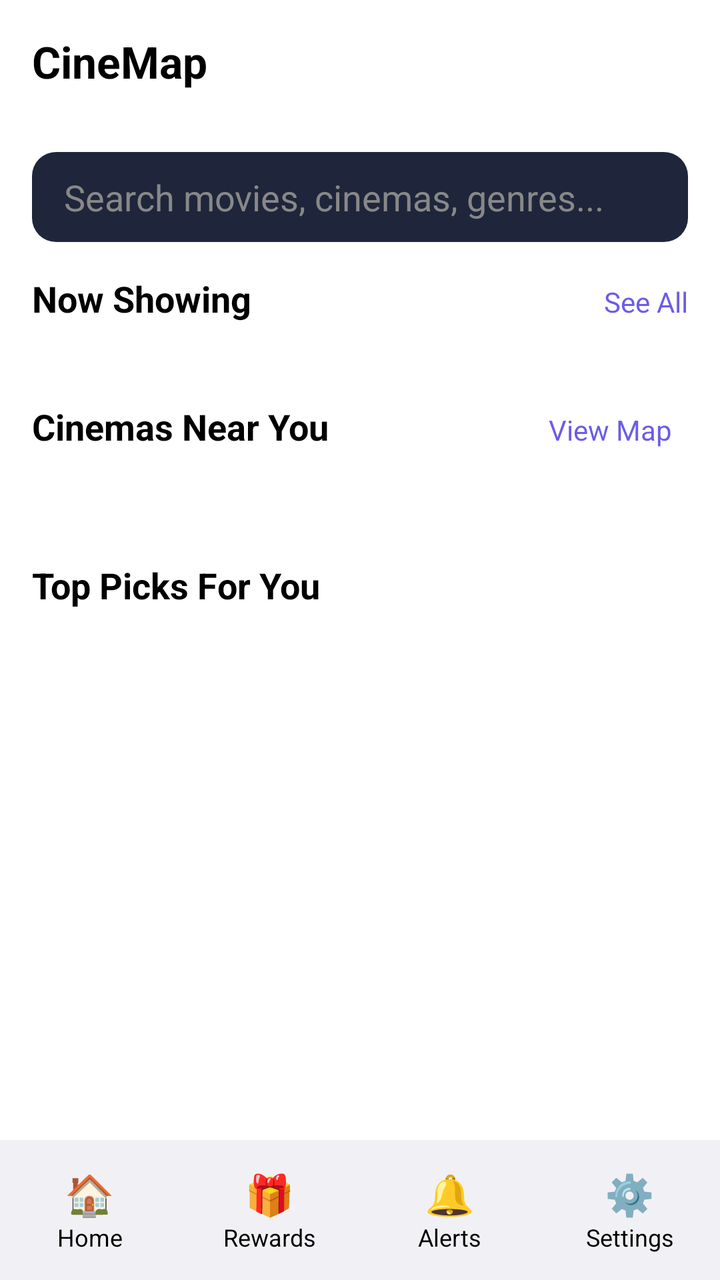
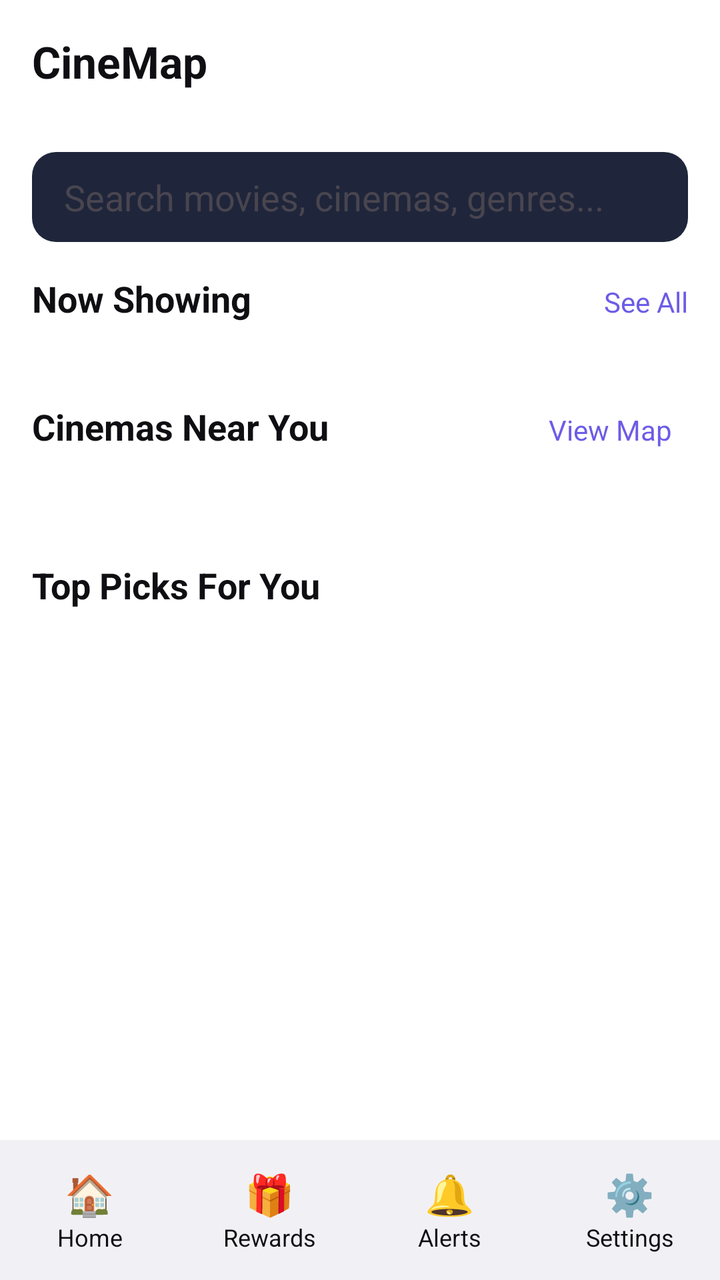

The first picture is an Android layout as it rendered before a commit; the second is the same layout after the commit. The layout source and the unified diff follow.
<!-- AndroidManifest.xml: application theme Theme.CineMap -->
<!-- res/layout/activity_main.xml -->
<?xml version="1.0" encoding="utf-8"?>
<androidx.constraintlayout.widget.ConstraintLayout xmlns:android="http://schemas.android.com/apk/res/android"
    xmlns:app="http://schemas.android.com/apk/res-auto"
    android:layout_width="match_parent"
    android:layout_height="match_parent"
    android:background="?attr/colorOnBackground">

    <ScrollView
        android:layout_width="0dp"
        android:layout_height="0dp"
        app:layout_constraintTop_toTopOf="parent"
        app:layout_constraintBottom_toTopOf="@id/bottomNavContainer"
        app:layout_constraintStart_toStartOf="parent"
        app:layout_constraintEnd_toEndOf="parent">

        <LinearLayout
            android:layout_width="match_parent"
            android:layout_height="wrap_content"
            android:orientation="vertical">

            
            <LinearLayout
                android:layout_width="match_parent"
                android:layout_height="60dp"
                android:orientation="horizontal"
                android:gravity="center_vertical"
                android:padding="16dp">
                <TextView
                    android:layout_width="0dp"
                    android:layout_weight="1"
                    android:layout_height="wrap_content"
                    android:text="CineMap"
                    android:textColor="?attr/colorText"
                    android:textSize="22sp"
                    android:textStyle="bold"/>
            </LinearLayout>

            
            <EditText
                android:id="@+id/searchBar"
                android:layout_width="match_parent"
                android:layout_height="45dp"
                android:layout_margin="16dp"
                android:background="@drawable/bg_input_rounded"
                android:hint="Search movies, cinemas, genres..."
                android:paddingStart="16dp"
                android:textColorHint="#888"
                android:textColor="?attr/colorText"/>

            
            <LinearLayout
                android:layout_width="match_parent"
                android:layout_height="wrap_content"
                android:orientation="horizontal"
                android:paddingHorizontal="16dp">
                <TextView android:layout_width="0dp" android:layout_weight="1" android:layout_height="wrap_content" android:text="Now Showing" android:textColor="?attr/colorText" android:textSize="18sp" android:textStyle="bold"/>
                <TextView android:layout_width="wrap_content" android:layout_height="wrap_content" android:text="See All" android:textColor="#6C5CE7"/>
            </LinearLayout>

            <HorizontalScrollView
                android:layout_width="match_parent"
                android:layout_height="wrap_content"
                android:layout_marginTop="12dp">
                <LinearLayout
                    android:id="@+id/nowShowingRow"
                    android:layout_width="wrap_content"
                    android:layout_height="wrap_content"
                    android:orientation="horizontal"
                    android:paddingStart="16dp"/>
            </HorizontalScrollView>

            
            <LinearLayout
                android:layout_width="match_parent"
                android:layout_height="wrap_content"
                android:orientation="horizontal"
                android:layout_marginTop="24dp"
                android:paddingHorizontal="16dp">

                <TextView
                    android:layout_width="0dp"
                    android:layout_weight="1"
                    android:layout_height="wrap_content"
                    android:text="Cinemas Near You"
                    android:textColor="?attr/colorText"
                    android:textSize="18sp"
                    android:textStyle="bold"/>

                <TextView
                    android:id="@+id/btnViewMap"
                    android:layout_width="wrap_content"
                    android:layout_height="wrap_content"
                    android:text="View Map"
                    android:textColor="#6C5CE7"
                    android:clickable="true"
                    android:focusable="true"
                    android:padding="8dp"/>

            </LinearLayout>

            <LinearLayout
                android:id="@+id/cinemasList"
                android:layout_width="match_parent"
                android:layout_height="wrap_content"
                android:orientation="vertical"
                android:padding="16dp"/>

            
            <TextView
                android:layout_width="match_parent"
                android:layout_height="wrap_content"
                android:text="Top Picks For You"
                android:textColor="?attr/colorText"
                android:textSize="18sp"
                android:textStyle="bold"
                android:paddingHorizontal="16dp"
                android:layout_marginTop="16dp"/>

            <HorizontalScrollView
                android:layout_width="match_parent"
                android:layout_height="wrap_content"
                android:layout_marginTop="12dp"
                android:layout_marginBottom="24dp">
                <LinearLayout
                    android:id="@+id/topPicksRow"
                    android:layout_width="wrap_content"
                    android:layout_height="wrap_content"
                    android:orientation="horizontal"
                    android:paddingStart="16dp"/>
            </HorizontalScrollView>
        </LinearLayout>
    </ScrollView>

    <FrameLayout
        android:id="@+id/bottomNavContainer"
        android:layout_width="match_parent"
        android:layout_height="wrap_content"
        app:layout_constraintBottom_toBottomOf="parent">
        <include layout="@layout/layout_bottom_nav"/>
    </FrameLayout>

</androidx.constraintlayout.widget.ConstraintLayout>
<!-- res/layout/layout_bottom_nav.xml (included above) -->
<?xml version="1.0" encoding="utf-8"?>
<LinearLayout xmlns:android="http://schemas.android.com/apk/res/android"
    android:layout_width="match_parent"
    android:layout_height="70dp"
    android:orientation="horizontal"
    android:background="?attr/colorCard"
    android:gravity="center">

    <LinearLayout
        android:id="@+id/navHome"
        android:layout_width="0dp"
        android:layout_weight="1"
        android:layout_height="match_parent"
        android:orientation="vertical"
        android:gravity="center"
        android:clickable="true"
        android:focusable="true">

        <TextView
            android:layout_width="wrap_content"
            android:layout_height="wrap_content"
            android:text="🏠" android:textSize="20sp"/>

        <TextView
            android:layout_width="wrap_content"
            android:layout_height="wrap_content"
            android:text="Home"
            android:textColor="?attr/colorText"
            android:textSize="12sp"/>

    </LinearLayout>

    <LinearLayout
        android:id="@+id/navRewards"
        android:layout_width="0dp"
        android:layout_weight="1"
        android:layout_height="match_parent"
        android:orientation="vertical"
        android:gravity="center"
        android:clickable="true"
        android:focusable="true">

        <TextView
            android:layout_width="wrap_content"
            android:layout_height="wrap_content"
            android:text="🎁" android:textSize="20sp"/>

        <TextView
            android:layout_width="wrap_content"
            android:layout_height="wrap_content"
            android:text="Rewards"
            android:textColor="?attr/colorText"
            android:textSize="12sp"/>

    </LinearLayout>

    <LinearLayout
        android:id="@+id/navNotifications"
        android:layout_width="0dp"
        android:layout_weight="1"
        android:layout_height="match_parent"
        android:orientation="vertical"
        android:gravity="center"
        android:clickable="true"
        android:focusable="true">

        <TextView
            android:layout_width="wrap_content"
            android:layout_height="wrap_content"
            android:text="🔔"
            android:textSize="20sp"/>

        <TextView
            android:layout_width="wrap_content"
            android:layout_height="wrap_content"
            android:text="Alerts"
            android:textColor="?attr/colorText"
            android:textSize="12sp"/>

    </LinearLayout>

    <LinearLayout
        android:id="@+id/navSettings"
        android:layout_width="0dp"
        android:layout_weight="1"
        android:layout_height="match_parent"
        android:orientation="vertical"
        android:gravity="center"
        android:clickable="true"
        android:focusable="true">

        <TextView
            android:layout_width="wrap_content"
            android:layout_height="wrap_content"
            android:text="⚙️" android:textSize="20sp"/>

        <TextView
            android:layout_width="wrap_content"
            android:layout_height="wrap_content"
            android:text="Settings"
            android:textColor="?attr/colorText"
            android:textSize="12sp"/>

    </LinearLayout>
</LinearLayout>
<!-- resources referenced by this layout -->
<resources>
  <!-- drawable bg_input_rounded (drawable) -->
  <?xml version="1.0" encoding="utf-8"?>
  <shape xmlns:android="http://schemas.android.com/apk/res/android">
      <solid android:color="#1F263B"/>
      <corners android:radius="12dp"/>
  </shape>
  <style name="Theme.CineMap" parent="Theme.Material3.DayNight.NoActionBar">
          <item name="colorBackground">@color/background_light</item>
          <item name="colorOnBackground">@color/background_light</item>
          <item name="colorCard">@color/card_light</item>
          <item name="colorText">@color/text_light</item>
          <item name="android:windowBackground">@color/background_light</item>
      </style>
  <color name="background_light">#FFFFFF</color>
  <color name="card_light">#F1F1F5</color>
  <color name="text_light">#000000</color>
</resources>

<!-- the commit's change to res/layout/activity_main.xml (unified diff, before → after) -->
@@ -3,7 +3,7 @@
     xmlns:app="http://schemas.android.com/apk/res-auto"
     android:layout_width="match_parent"
     android:layout_height="match_parent"
-    android:background="?attr/colorOnBackground">
+    android:background="?attr/colorBackground">
 
     <ScrollView
         android:layout_width="0dp"
@@ -18,7 +18,6 @@
             android:layout_height="wrap_content"
             android:orientation="vertical">
 
-            
             <LinearLayout
                 android:layout_width="match_parent"
                 android:layout_height="60dp"
@@ -30,12 +29,11 @@
                     android:layout_weight="1"
                     android:layout_height="wrap_content"
                     android:text="CineMap"
-                    android:textColor="?attr/colorText"
+                    android:textColor="?attr/colorOnBackground"
                     android:textSize="22sp"
                     android:textStyle="bold"/>
             </LinearLayout>
 
-            
             <EditText
                 android:id="@+id/searchBar"
                 android:layout_width="match_parent"
@@ -44,17 +42,27 @@
                 android:background="@drawable/bg_input_rounded"
                 android:hint="Search movies, cinemas, genres..."
                 android:paddingStart="16dp"
-                android:textColorHint="#888"
-                android:textColor="?attr/colorText"/>
+                android:textColor="?attr/colorOnBackground"
+                android:textColorHint="?attr/colorOnSurfaceVariant"/>
 
-            
             <LinearLayout
                 android:layout_width="match_parent"
                 android:layout_height="wrap_content"
                 android:orientation="horizontal"
                 android:paddingHorizontal="16dp">
-                <TextView android:layout_width="0dp" android:layout_weight="1" android:layout_height="wrap_content" android:text="Now Showing" android:textColor="?attr/colorText" android:textSize="18sp" android:textStyle="bold"/>
-                <TextView android:layout_width="wrap_content" android:layout_height="wrap_content" android:text="See All" android:textColor="#6C5CE7"/>
+                <TextView
+                    android:layout_width="0dp"
+                    android:layout_weight="1"
+                    android:layout_height="wrap_content"
+                    android:text="Now Showing"
+                    android:textColor="?attr/colorOnBackground"
+                    android:textSize="18sp"
+                    android:textStyle="bold"/>
+                <TextView
+                    android:layout_width="wrap_content"
+                    android:layout_height="wrap_content"
+                    android:text="See All"
+                    android:textColor="#6C5CE7"/>
             </LinearLayout>
 
             <HorizontalScrollView
@@ -69,33 +77,27 @@
                     android:paddingStart="16dp"/>
             </HorizontalScrollView>
 
-            
             <LinearLayout
                 android:layout_width="match_parent"
                 android:layout_height="wrap_content"
                 android:orientation="horizontal"
                 android:layout_marginTop="24dp"
                 android:paddingHorizontal="16dp">
-
                 <TextView
                     android:layout_width="0dp"
                     android:layout_weight="1"
                     android:layout_height="wrap_content"
                     android:text="Cinemas Near You"
-                    android:textColor="?attr/colorText"
+                    android:textColor="?attr/colorOnBackground"
                     android:textSize="18sp"
                     android:textStyle="bold"/>
-
                 <TextView
                     android:id="@+id/btnViewMap"
                     android:layout_width="wrap_content"
                     android:layout_height="wrap_content"
                     android:text="View Map"
                     android:textColor="#6C5CE7"
-                    android:clickable="true"
-                    android:focusable="true"
                     android:padding="8dp"/>
-
             </LinearLayout>
 
             <LinearLayout
@@ -105,12 +107,11 @@
                 android:orientation="vertical"
                 android:padding="16dp"/>
 
-            
             <TextView
                 android:layout_width="match_parent"
                 android:layout_height="wrap_content"
                 android:text="Top Picks For You"
-                android:textColor="?attr/colorText"
+                android:textColor="?attr/colorOnBackground"
                 android:textSize="18sp"
                 android:textStyle="bold"
                 android:paddingHorizontal="16dp"
@@ -138,7 +139,6 @@
         app:layout_constraintBottom_toBottomOf="parent">
         <include layout="@layout/layout_bottom_nav"/>
     </FrameLayout>
-
 </androidx.constraintlayout.widget.ConstraintLayout>
 <!-- res/layout/layout_bottom_nav.xml (included above) -->
 <?xml version="1.0" encoding="utf-8"?>
@@ -147,102 +147,23 @@
     android:layout_height="70dp"
     android:orientation="horizontal"
     android:background="?attr/colorCard"
-    android:gravity="center">
+    android:gravity="center"
+    android:elevation="8dp">
 
-    <LinearLayout
-        android:id="@+id/navHome"
-        android:layout_width="0dp"
-        android:layout_weight="1"
-        android:layout_height="match_parent"
-        android:orientation="vertical"
-        android:gravity="center"
-        android:clickable="true"
-        android:focusable="true">
-
-        <TextView
-            android:layout_width="wrap_content"
-            android:layout_height="wrap_content"
-            android:text="🏠" android:textSize="20sp"/>
-
-        <TextView
-            android:layout_width="wrap_content"
-            android:layout_height="wrap_content"
-            android:text="Home"
-            android:textColor="?attr/colorText"
-            android:textSize="12sp"/>
-
+    <LinearLayout android:id="@+id/navHome" android:layout_width="0dp" android:layout_weight="1" android:layout_height="match_parent" android:orientation="vertical" android:gravity="center" android:clickable="true" android:focusable="true">
+        <TextView android:layout_width="wrap_content" android:layout_height="wrap_content" android:text="🏠" android:textSize="20sp"/>
+        <TextView android:layout_width="wrap_content" android:layout_height="wrap_content" android:text="Home" android:textColor="?attr/colorText" android:textSize="12sp"/>
     </LinearLayout>
-
-    <LinearLayout
-        android:id="@+id/navRewards"
-        android:layout_width="0dp"
-        android:layout_weight="1"
-        android:layout_height="match_parent"
-        android:orientation="vertical"
-        android:gravity="center"
-        android:clickable="true"
-        android:focusable="true">
-
-        <TextView
-            android:layout_width="wrap_content"
-            android:layout_height="wrap_content"
-            android:text="🎁" android:textSize="20sp"/>
-
-        <TextView
-            android:layout_width="wrap_content"
-            android:layout_height="wrap_content"
-            android:text="Rewards"
-            android:textColor="?attr/colorText"
-            android:textSize="12sp"/>
-
+    <LinearLayout android:id="@+id/navRewards" android:layout_width="0dp" android:layout_weight="1" android:layout_height="match_parent" android:orientation="vertical" android:gravity="center">
+        <TextView android:layout_width="wrap_content" android:layout_height="wrap_content" android:text="🎁" android:textSize="20sp"/>
+        <TextView android:layout_width="wrap_content" android:layout_height="wrap_content" android:text="Rewards" android:textColor="?attr/colorText" android:textSize="12sp"/>
     </LinearLayout>
-
-    <LinearLayout
-        android:id="@+id/navNotifications"
-        android:layout_width="0dp"
-        android:layout_weight="1"
-        android:layout_height="match_parent"
-        android:orientation="vertical"
-        android:gravity="center"
-        android:clickable="true"
-        android:focusable="true">
-
-        <TextView
-            android:layout_width="wrap_content"
-            android:layout_height="wrap_content"
-            android:text="🔔"
-            android:textSize="20sp"/>
-
-        <TextView
-            android:layout_width="wrap_content"
-            android:layout_height="wrap_content"
-            android:text="Alerts"
-            android:textColor="?attr/colorText"
-            android:textSize="12sp"/>
-
+    <LinearLayout android:id="@+id/navNotifications" android:layout_width="0dp" android:layout_weight="1" android:layout_height="match_parent" android:orientation="vertical" android:gravity="center">
+        <TextView android:layout_width="wrap_content" android:layout_height="wrap_content" android:text="🔔" android:textSize="20sp"/>
+        <TextView android:layout_width="wrap_content" android:layout_height="wrap_content" android:text="Alerts" android:textColor="?attr/colorText" android:textSize="12sp"/>
     </LinearLayout>
-
-    <LinearLayout
-        android:id="@+id/navSettings"
-        android:layout_width="0dp"
-        android:layout_weight="1"
-        android:layout_height="match_parent"
-        android:orientation="vertical"
-        android:gravity="center"
-        android:clickable="true"
-        android:focusable="true">
-
-        <TextView
-            android:layout_width="wrap_content"
-            android:layout_height="wrap_content"
-            android:text="⚙️" android:textSize="20sp"/>
-
-        <TextView
-            android:layout_width="wrap_content"
-            android:layout_height="wrap_content"
-            android:text="Settings"
-            android:textColor="?attr/colorText"
-            android:textSize="12sp"/>
-
+    <LinearLayout android:id="@+id/navSettings" android:layout_width="0dp" android:layout_weight="1" android:layout_height="match_parent" android:orientation="vertical" android:gravity="center">
+        <TextView android:layout_width="wrap_content" android:layout_height="wrap_content" android:text="⚙️" android:textSize="20sp"/>
+        <TextView android:layout_width="wrap_content" android:layout_height="wrap_content" android:text="Settings" android:textColor="?attr/colorText" android:textSize="12sp"/>
     </LinearLayout>
 </LinearLayout>
<!-- resource entries referenced after the edit -->
@@ -6,15 +6,14 @@
       <solid android:color="#1F263B"/>
       <corners android:radius="12dp"/>
   </shape>
-  <style name="Theme.CineMap" parent="Theme.Material3.DayNight.NoActionBar">
-          <item name="colorBackground">@color/background_light</item>
-          <item name="colorOnBackground">@color/background_light</item>
-          <item name="colorCard">@color/card_light</item>
-          <item name="colorText">@color/text_light</item>
-          <item name="android:windowBackground">@color/background_light</item>
+  <style name="Theme.CineMap" parent="Theme.Material3.Light.NoActionBar">
+          <item name="colorBackground">@android:color/white</item>
+          <item name="colorOnBackground">#0F0F13</item>
+          <item name="colorSurface">@android:color/white</item>
+          <item name="colorOnSurface">#0F0F13</item>
+          <item name="colorCard">#F1F1F5</item>
+          <item name="colorText">#0F0F13</item>
+          <item name="android:windowBackground">@android:color/white</item>
       </style>
-  <color name="background_light">#FFFFFF</color>
-  <color name="card_light">#F1F1F5</color>
-  <color name="text_light">#000000</color>
 </resources>
 
